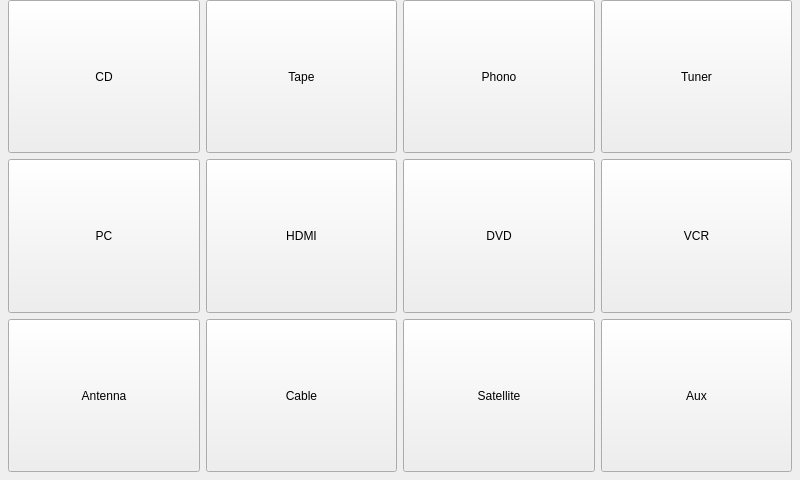
Old version of the form forms/pirinputform.ui in the repository jpietrzak8/Pierogi.
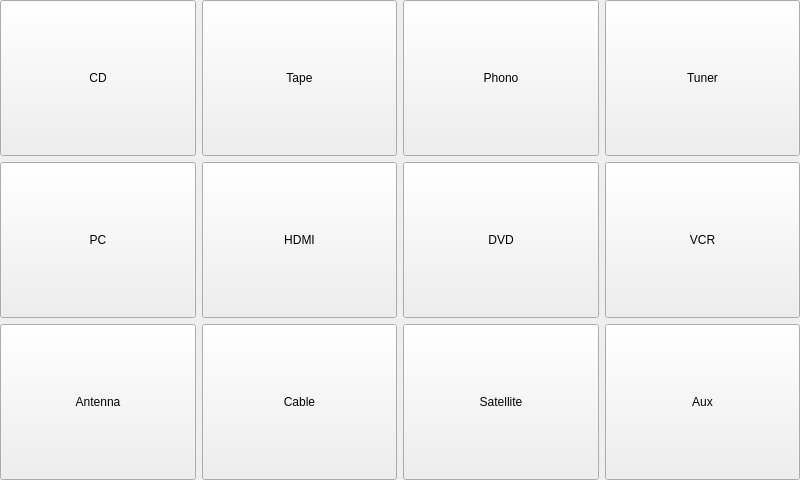
New version of the form.

```diff
--- a/forms/pirinputform.ui
+++ b/forms/pirinputform.ui
@@ -14,18 +14,9 @@
    <string>Form</string>
   </property>
   <layout class="QGridLayout" name="gridLayout">
-   <property name="leftMargin">
-    <number>8</number>
-   </property>
-   <property name="topMargin">
+   <property name="margin">
     <number>0</number>
    </property>
-   <property name="rightMargin">
-    <number>8</number>
-   </property>
-   <property name="bottomMargin">
-    <number>8</number>
-   </property>
    <item row="0" column="0">
     <widget class="QPushButton" name="cdInputButton">
      <property name="sizePolicy">
```
